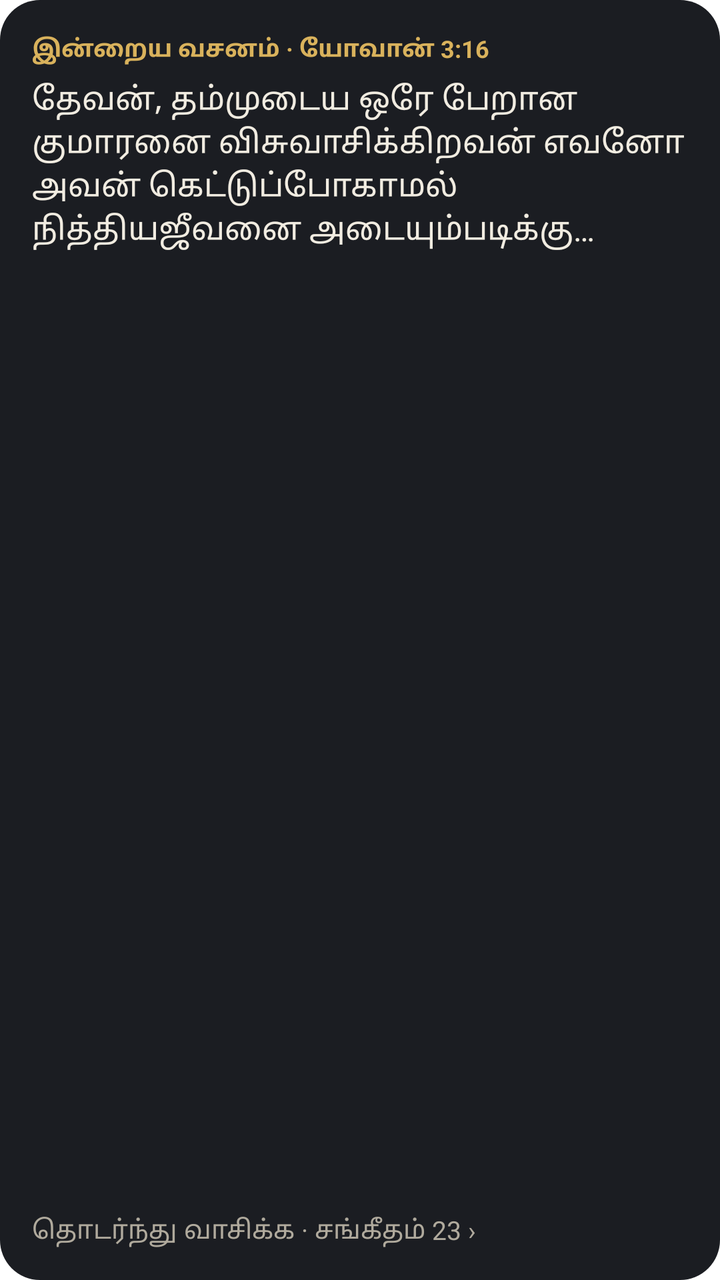
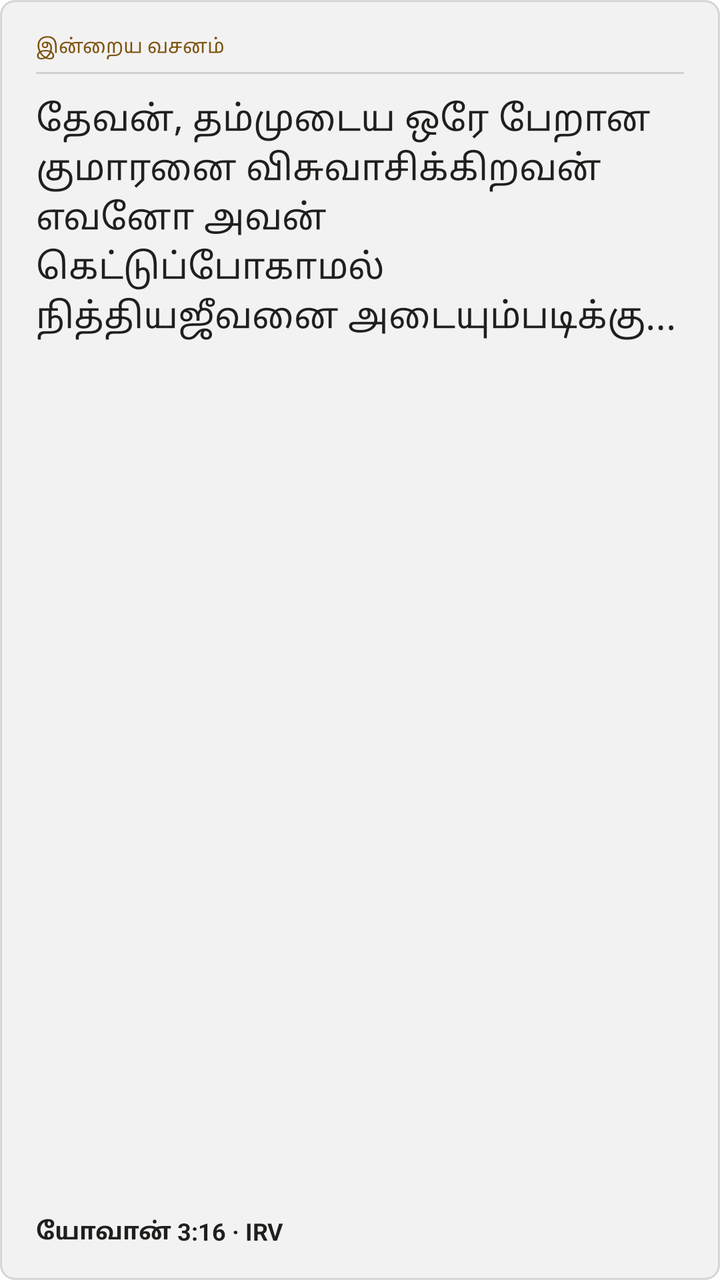

An Android layout rendered at two revisions. The XML below is the earlier revision; the diff shows what the commit changed to produce the second picture.
<!-- AndroidManifest.xml: application theme Theme.TamilScripture.Starting -->
<!-- res/layout/widget_today_preview.xml -->
<?xml version="1.0" encoding="utf-8"?>
<LinearLayout xmlns:android="http://schemas.android.com/apk/res/android"
    android:layout_width="match_parent"
    android:layout_height="match_parent"
    android:background="@drawable/widget_preview_bg"
    android:orientation="vertical"
    android:padding="16dp">
    <TextView
        android:layout_width="wrap_content"
        android:layout_height="wrap_content"
        android:text="@string/widget_preview_title"
        android:textColor="#D9B25C"
        android:textSize="12sp"
        android:textStyle="bold" />
    <TextView
        android:layout_width="match_parent"
        android:layout_height="0dp"
        android:layout_marginTop="6dp"
        android:layout_weight="1"
        android:ellipsize="end"
        android:text="@string/widget_preview_verse"
        android:textColor="#F1ECE1"
        android:textSize="16sp" />
    <TextView
        android:layout_width="wrap_content"
        android:layout_height="wrap_content"
        android:text="@string/widget_preview_continue"
        android:textColor="#B0AA9D"
        android:textSize="13sp" />
</LinearLayout>
<!-- resources referenced by this layout -->
<resources>
  <!-- drawable widget_preview_bg (drawable) -->
  <?xml version="1.0" encoding="utf-8"?>
  <shape xmlns:android="http://schemas.android.com/apk/res/android">
      <solid android:color="#1B1D22" />
      <corners android:radius="20dp" />
  </shape>
  <string name="widget_preview_continue">தொடர்ந்து வாசிக்க · சங்கீதம் 23 ›</string>
  <string name="widget_preview_title">இன்றைய வசனம் · யோவான் 3:16</string>
  <string name="widget_preview_verse">தேவன், தம்முடைய ஒரே பேறான குமாரனை விசுவாசிக்கிறவன் எவனோ அவன் கெட்டுப்போகாமல் நித்தியஜீவனை அடையும்படிக்கு…</string>
  <style name="Theme.TamilScripture.Starting" parent="Theme.SplashScreen">
          <item name="windowSplashScreenBackground">@color/ts_bg</item>
          <item name="windowSplashScreenAnimatedIcon">@drawable/ic_launcher_foreground</item>
          <item name="postSplashScreenTheme">@style/Theme.TamilScripture</item>
      </style>
  <color name="ts_bg">#FBF7F0</color>
  <!-- drawable ic_launcher_foreground (drawable) -->
  <?xml version="1.0" encoding="utf-8"?>
  
  <vector xmlns:android="http://schemas.android.com/apk/res/android"
      android:width="108dp"
      android:height="108dp"
      android:viewportWidth="108"
      android:viewportHeight="108">
      <path android:fillColor="@color/ts_gold" android:pathData="M50,32h8v44h-8z" />
      <path android:fillColor="@color/ts_gold" android:pathData="M38,44h32v8h-32z" />
  </vector>
  <style name="Theme.TamilScripture" parent="android:Theme.Material.NoActionBar">
          <item name="android:windowBackground">@color/ts_bg</item>
          <item name="android:statusBarColor">@android:color/transparent</item>
          <item name="android:navigationBarColor">@android:color/transparent</item>
      </style>
  <color name="ts_gold">#D9B25C</color>
</resources>

<!-- the commit's change to res/layout/widget_today_preview.xml (unified diff, before → after) -->
@@ -4,27 +4,31 @@
     android:layout_height="match_parent"
     android:background="@drawable/widget_preview_bg"
     android:orientation="vertical"
-    android:padding="16dp">
+    android:paddingHorizontal="18dp"
+    android:paddingVertical="16dp">
+    <TextView
+        android:layout_width="match_parent"
+        android:layout_height="wrap_content"
+        android:paddingBottom="6dp"
+        android:text="@string/widget_preview_title"
+        android:textColor="#7D5411"
+        android:textSize="10sp" />
+    <View android:layout_width="match_parent" android:layout_height="1dp" android:background="#29201F1D" />
+    <TextView
+        android:layout_width="match_parent"
+        android:layout_height="0dp"
+        android:layout_marginTop="10dp"
+        android:layout_weight="1"
+        android:ellipsize="end"
+        android:fontFamily="serif"
+        android:text="@string/widget_preview_verse"
+        android:textColor="#201F1D"
+        android:textSize="18sp" />
     <TextView
         android:layout_width="wrap_content"
         android:layout_height="wrap_content"
-        android:text="@string/widget_preview_title"
-        android:textColor="#D9B25C"
+        android:text="@string/widget_preview_reference"
+        android:textColor="#201F1D"
         android:textSize="12sp"
         android:textStyle="bold" />
-    <TextView
-        android:layout_width="match_parent"
-        android:layout_height="0dp"
-        android:layout_marginTop="6dp"
-        android:layout_weight="1"
-        android:ellipsize="end"
-        android:text="@string/widget_preview_verse"
-        android:textColor="#F1ECE1"
-        android:textSize="16sp" />
-    <TextView
-        android:layout_width="wrap_content"
-        android:layout_height="wrap_content"
-        android:text="@string/widget_preview_continue"
-        android:textColor="#B0AA9D"
-        android:textSize="13sp" />
 </LinearLayout>
<!-- resource entries referenced after the edit -->
@@ -3,11 +3,12 @@
   <!-- drawable widget_preview_bg (drawable) -->
   <?xml version="1.0" encoding="utf-8"?>
   <shape xmlns:android="http://schemas.android.com/apk/res/android">
-      <solid android:color="#1B1D22" />
-      <corners android:radius="20dp" />
+      <solid android:color="#F3F2F2" />
+      <stroke android:width="1dp" android:color="#29201F1D" />
+      <corners android:radius="7dp" />
   </shape>
-  <string name="widget_preview_continue">தொடர்ந்து வாசிக்க · சங்கீதம் 23 ›</string>
-  <string name="widget_preview_title">இன்றைய வசனம் · யோவான் 3:16</string>
+  <string name="widget_preview_reference">யோவான் 3:16 · IRV</string>
+  <string name="widget_preview_title">இன்றைய வசனம்</string>
   <string name="widget_preview_verse">தேவன், தம்முடைய ஒரே பேறான குமாரனை விசுவாசிக்கிறவன் எவனோ அவன் கெட்டுப்போகாமல் நித்தியஜீவனை அடையும்படிக்கு…</string>
   <style name="Theme.TamilScripture.Starting" parent="Theme.SplashScreen">
           <item name="windowSplashScreenBackground">@color/ts_bg</item>
